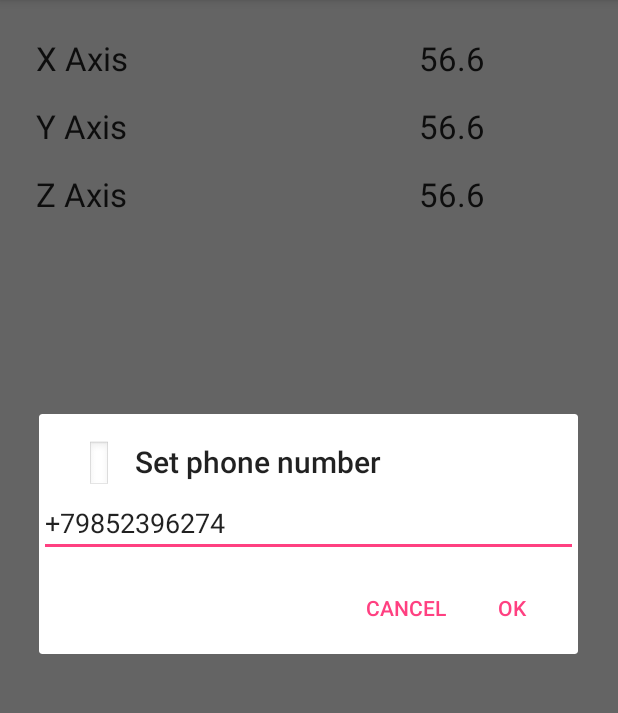
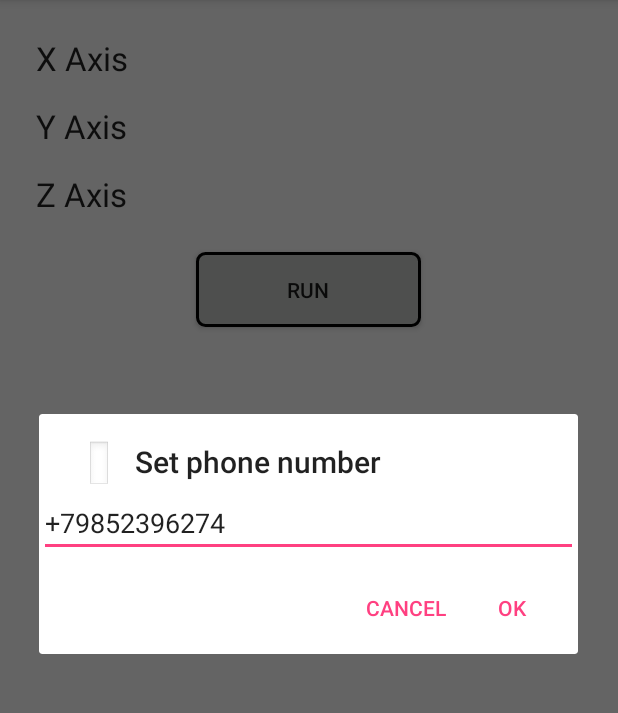
Before and after one commit to ivadimn/Movement, an Android app: the screen it shows after launch (MainActivity), in the options menu, after a tap on "Phone number", on a phone screen of 412 x 824 dp, the part 84-797 px from its top. Run offline under Robolectric (Android 15) with nearby library versions, the phone set to English and light mode, and no system bars.

Commit message:
первая версия готова

```diff
--- a/Movement/app/src/main/java/ru/ivadimn/movement/MainActivity.java
+++ b/Movement/app/src/main/java/ru/ivadimn/movement/MainActivity.java
@@ -11,7 +11,9 @@ import android.telephony.SmsManager;
 import android.util.Log;
 import android.view.Menu;
 import android.view.MenuItem;
+import android.view.View;
 import android.widget.TextView;
+import android.widget.ToggleButton;
 
 import java.util.Timer;
 import java.util.TimerTask;
@@ -27,14 +29,17 @@ public class MainActivity extends AppCompatActivity implements Dlgable {
 
     public static final String TAG_PHONE_NUMBER = "PHONE_NUMBER";
     public static final String TAG_LOGGING = "LOGGING";
-    private final int TIMEOUT = 1000;
+    public static final String TAG_TURN = "TURN";
+    private final int TIMEOUT = 800;
 
     private String phone_number;
     private boolean logging = false;
+    private boolean turn = false;
     private String valuesInfo;
     private TextView tvXAxis;
     private TextView tvYAxis;
     private TextView tvZAxis;
+    private ToggleButton btnTurn;
     private SensorManager sensorManager;
     private Sensor sensorLinAccel;
     float[] valuesLinAccel = new float[3];
@@ -47,6 +52,7 @@ public class MainActivity extends AppCompatActivity implements Dlgable {
         tvXAxis = (TextView) findViewById(R.id.tv_x_axis_id);
         tvYAxis = (TextView) findViewById(R.id.tv_y_axis_id);
         tvZAxis = (TextView) findViewById(R.id.tv_z_axis_id);
+        btnTurn = (ToggleButton) findViewById(R.id.btn_turn_id);
         sensorManager = (SensorManager) getSystemService(SENSOR_SERVICE);
         sensorLinAccel = sensorManager.getDefaultSensor(Sensor.TYPE_LINEAR_ACCELERATION);
         Log.d(TAG, "onCreate was worked");
@@ -55,12 +61,14 @@ public class MainActivity extends AppCompatActivity implements Dlgable {
     protected void onResume() {
         super.onResume();
         restoreData();
-        turnOn();
+        if (turn)
+            turnOn();
     }
     @Override
     protected void onPause() {
         super.onPause();
-        turnOff();
+        if (turn)
+            turnOff();
         saveData();
     }
     @Override
@@ -88,10 +96,15 @@ public class MainActivity extends AppCompatActivity implements Dlgable {
         return String.format("%1$.1f\t\t%2$.1f\t\t%3$.1f", values[0], values[1],
                 values[2]);
     }
-    void showInfo() {
+    private void showInfo() {
         tvXAxis.setText(String.format("%1$.1f", valuesLinAccel[0]));
         tvYAxis.setText(String.format("%1$.1f", valuesLinAccel[1]));
         tvZAxis.setText(String.format("%1$.1f", valuesLinAccel[2]));
+    }
+    private void clearText() {
+        tvXAxis.setText("");
+        tvYAxis.setText("");
+        tvZAxis.setText("");
     }
 
     SensorEventListener listener = new SensorEventListener() {
@@ -111,23 +124,25 @@ public class MainActivity extends AppCompatActivity implements Dlgable {
         smsManager.sendTextMessage(phone_number, null, TEXT_MESSAGE, null, null);
     }
     public void reaction() {
-        if (Math.abs(valuesLinAccel[0]) > 2 || Math.abs(valuesLinAccel[1]) > 2 ||
-                Math.abs(valuesLinAccel[2]) > 2) {
+        if (Math.abs(valuesLinAccel[0]) > 1.5 || Math.abs(valuesLinAccel[1]) > 1.5 ||
+                Math.abs(valuesLinAccel[2]) > 1.5) {
             showInfo();
-            //sendSms();
+            sendSms();
         }
     }
     private void restoreData() {
         SharedPreferences preferences = getSharedPreferences(TAG, MODE_PRIVATE);
         phone_number = preferences.getString(TAG_PHONE_NUMBER, TELEPHONE);
         logging = preferences.getBoolean(TAG_LOGGING, false);
+        turn = preferences.getBoolean(TAG_TURN, false);
     }
 
     private void saveData() {
         SharedPreferences preferences = getSharedPreferences(TAG, MODE_PRIVATE);
         SharedPreferences.Editor  editor = preferences.edit();
         editor.putString(TAG_PHONE_NUMBER, phone_number).apply();
-        editor.putBoolean(TAG_LOGGING, logging);
+        editor.putBoolean(TAG_LOGGING, logging).apply();
+        editor.putBoolean(TAG_TURN, turn).apply();
     }
 
     private void turnOn() {
@@ -145,6 +160,7 @@ public class MainActivity extends AppCompatActivity implements Dlgable {
             }
         };
         timer.schedule(task, 0, TIMEOUT);
+
     }
     private void turnOff() {
         sensorManager.unregisterListener(listener);
@@ -168,4 +184,17 @@ public class MainActivity extends AppCompatActivity implements Dlgable {
         dlg.setArguments(bundle);
         dlg.show(getSupportFragmentManager(), PhoneDlg.TAG);
     }
+
+    public void onTurnClick(View view) {
+        if (btnTurn.isChecked()) {
+            turnOn();
+            turn = true;
+        }
+        else {
+            if (turn)
+                turnOff();
+            turn = false;
+            clearText();
+        }
+    }
 }
--- /dev/null
+++ b/Movement/app/src/main/res/drawable/btn_fon.xml
@@ -0,0 +1,6 @@
+<?xml version="1.0" encoding="utf-8"?>
+<selector xmlns:android="http://schemas.android.com/apk/res/android">
+
+    <item android:drawable="@drawable/checked" android:state_checked="true"></item>
+    <item android:drawable="@drawable/unchecked"></item>
+ </selector>
--- /dev/null
+++ b/Movement/app/src/main/res/drawable/checked.xml
@@ -0,0 +1,15 @@
+<?xml version="1.0" encoding="utf-8"?>
+<selector xmlns:android="http://schemas.android.com/apk/res/android">
+    <item>
+        <shape xmlns:android="http://schemas.android.com/apk/res/android">
+            <stroke android:width="2dp" android:color="@android:color/black" />
+            <solid android:color="@color/color_pressed"/>
+            <padding android:left="5dp" android:top="2dp"
+                android:right="5dp" android:bottom="2dp" />
+            <corners android:radius="5dp" />
+            <size android:width="150dp"
+                android:height="50dp"/>
+        </shape>
+    </item>
+
+</selector>
--- /dev/null
+++ b/Movement/app/src/main/res/drawable/unchecked.xml
@@ -0,0 +1,14 @@
+<?xml version="1.0" encoding="utf-8"?>
+<selector xmlns:android="http://schemas.android.com/apk/res/android">
+    <item>
+        <shape xmlns:android="http://schemas.android.com/apk/res/android">
+            <stroke android:width="2dp" android:color="@android:color/black" />
+            <solid android:color="@color/color_unpressed"/>
+            <padding android:left="5dp" android:top="2dp"
+                android:right="5dp" android:bottom="2dp" />
+            <corners android:radius="5dp" />
+            <size android:width="150dp"
+                android:height="50dp"/>
+        </shape>
+    </item>
+</selector>
--- a/Movement/app/src/main/res/layout/activity_main.xml
+++ b/Movement/app/src/main/res/layout/activity_main.xml
@@ -28,7 +28,7 @@
             android:layout_height="wrap_content"
             android:textAppearance="?android:attr/textAppearanceLarge"
             android:layout_weight="7"
-            android:text="56.6"/>
+            />
     </LinearLayout>
 
     <LinearLayout
@@ -48,7 +48,7 @@
             android:layout_height="wrap_content"
             android:textAppearance="?android:attr/textAppearanceLarge"
             android:layout_weight="7"
-            android:text="56.6"/>
+            />
     </LinearLayout>
     <LinearLayout
         android:layout_width="match_parent"
@@ -67,20 +67,18 @@
             android:layout_height="wrap_content"
             android:textAppearance="?android:attr/textAppearanceLarge"
             android:layout_weight="7"
-            android:text="56.6"/>
+            />
     </LinearLayout>
-
-
-
-
-
-
-    <TextView
-        android:id="@+id/tvText"
+    <ToggleButton
+        android:id="@+id/btn_turn_id"
         android:layout_width="wrap_content"
         android:layout_height="wrap_content"
-        android:textAppearance="?android:attr/textAppearanceLarge"/>
-
-
-
+        android:layout_marginTop="@dimen/activity_vertical_margin"
+        android:layout_gravity="center"
+        android:text="@string/btn_turn"
+        android:textOn="@string/turn_off"
+        android:textOff="@string/turn_on"
+        android:checked="false"
+        android:background="@drawable/btn_fon"
+        android:onClick="onTurnClick"/>
 </LinearLayout>
--- a/Movement/app/src/main/res/values/colors.xml
+++ b/Movement/app/src/main/res/values/colors.xml
@@ -5,4 +5,6 @@
     <color name="colorAccent">#FF4081</color>
 
     <!-- custom colors-->
+    <color name="color_pressed">#8ee77a</color>
+    <color name="color_unpressed">#c3c7c3</color>
 </resources>
--- a/Movement/app/src/main/res/values/strings.xml
+++ b/Movement/app/src/main/res/values/strings.xml
@@ -14,4 +14,10 @@
     <!-- dialog buttons-->
     <string name="btn_ok">Ok</string>
     <string name="btn_cancel">Cancel</string>
+
+    <!-- Button text -->
+    <string name="turn_on">Run</string>
+    <string name="turn_off">Stop</string>
+    <string name="btn_turn">Turm  On/Off</string>
+
 </resources>
```
Also changed, not shown: 1 other file.
